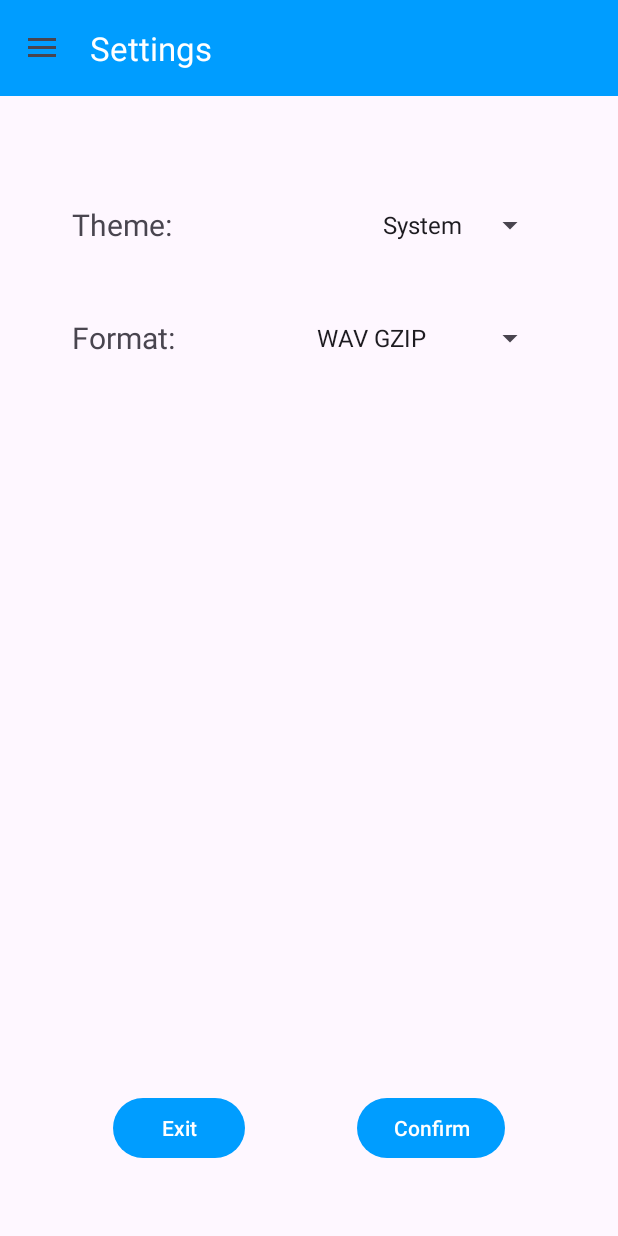
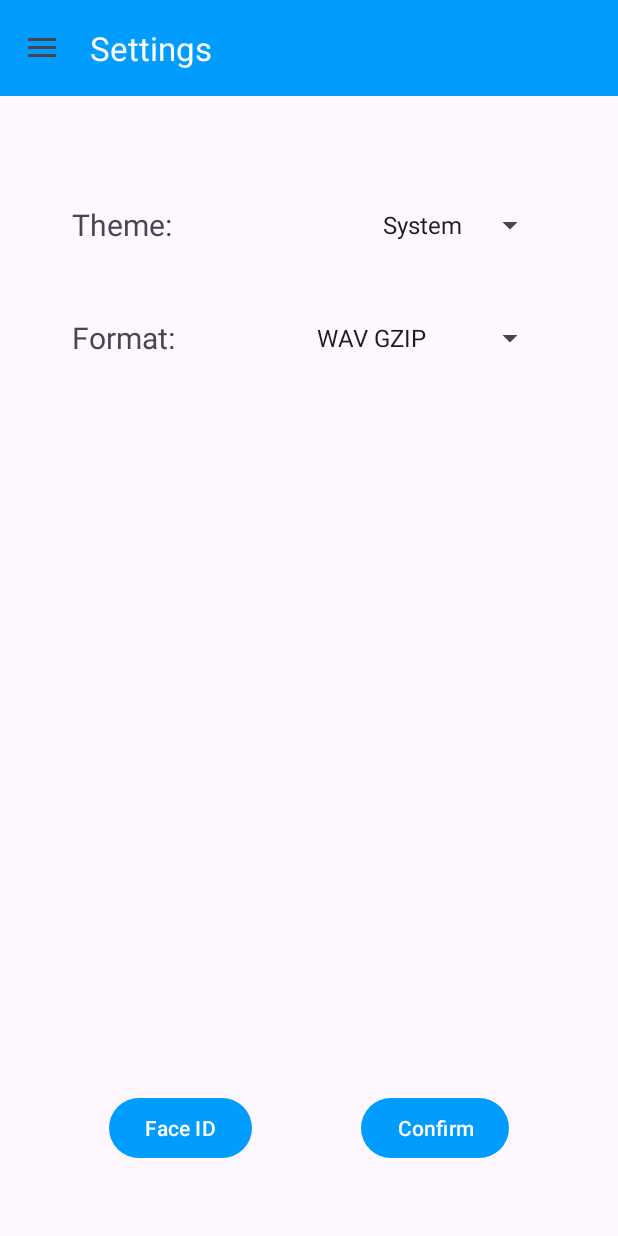
Before and after one commit to IamTV50/projektna-naloga, an Android app: the SettingsActivity screen opened directly, with no data from a screen before it, on a phone screen of 412 x 824 dp. Run offline under Robolectric (Android 15) with nearby library versions, the light colour scheme and no system bars.

Commit message:
Added button in settings to take short video of face and send to API.

```diff
--- a/PJ/app/src/main/res/layout/activity_settings.xml
+++ b/PJ/app/src/main/res/layout/activity_settings.xml
@@ -8,10 +8,6 @@
     android:fitsSystemWindows="true"
     tools:openDrawer="start">
     <androidx.coordinatorlayout.widget.CoordinatorLayout
-        xmlns:android="http://schemas.android.com/apk/res/android"
-        xmlns:tools="http://schemas.android.com/tools"
-        xmlns:app="http://schemas.android.com/apk/res-auto"
-
         android:layout_width="match_parent"
         android:layout_height="match_parent">
 
@@ -96,14 +92,14 @@
                     app:layout_constraintBottom_toBottomOf="parent"
                     app:layout_constraintEnd_toEndOf="parent"
                     app:layout_constraintHorizontal_bias="0.5"
-                    app:layout_constraintStart_toEndOf="@+id/buttonExitSettings" />
+                    app:layout_constraintStart_toEndOf="@+id/buttonRegisterFaceId" />
 
                 <Button
-                    android:id="@+id/buttonExitSettings"
+                    android:id="@+id/buttonRegisterFaceId"
                     android:layout_width="wrap_content"
                     android:layout_height="wrap_content"
                     android:layout_marginBottom="48dp"
-                    android:text="@string/exitText"
+                    android:text="@string/registerFaceIdText"
                     app:layout_constraintBottom_toBottomOf="parent"
                     app:layout_constraintEnd_toStartOf="@+id/buttonConfirm"
                     app:layout_constraintHorizontal_chainStyle="spread"
@@ -121,6 +117,7 @@
         android:layout_height="match_parent"
         android:layout_gravity="start"
         android:fitsSystemWindows="true"
-        app:menu="@menu/nav_menu" />
+        app:menu="@menu/nav_menu"
+        tools:visibility="visible" />
 
 </androidx.drawerlayout.widget.DrawerLayout>
--- a/PJ/app/src/main/res/values/strings.xml
+++ b/PJ/app/src/main/res/values/strings.xml
@@ -44,6 +44,7 @@
         <item>MP3 HF</item>
     </string-array>
     <string name="confirmText">Confirm</string>
+    <string name="registerFaceIdText">Face ID</string>
     <string name="exitText">Exit</string>
 
     <string name="successText">Success</string>
```
Also changed, not shown: PJ/app/src/main/AndroidManifest.xml (+7 -1 lines), PJ/app/src/main/java/njt/paketnik/MyApp.kt (+22 -14 lines), PJ/app/src/main/java/njt/paketnik/SettingsActivity.kt (+83 -6 lines), 1 other file.
